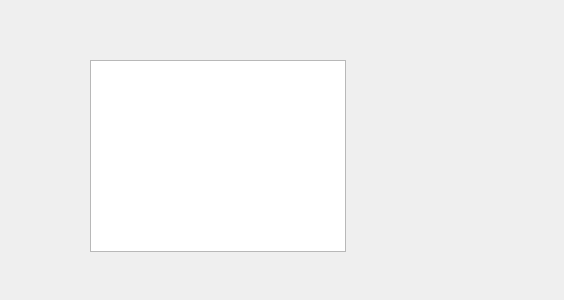
QZero233/QTHospitalManager, file ShowTimeDutyDialog.ui: the form before one commit.
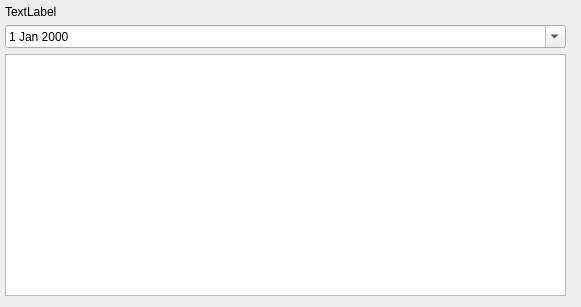
The form after the commit.

What changed in the file:
```diff
--- a/ShowTimeDutyDialog.ui
+++ b/ShowTimeDutyDialog.ui
@@ -6,22 +6,59 @@
    <rect>
     <x>0</x>
     <y>0</y>
-    <width>564</width>
-    <height>300</height>
+    <width>581</width>
+    <height>307</height>
    </rect>
   </property>
+  <property name="sizePolicy">
+   <sizepolicy hsizetype="Expanding" vsizetype="Expanding">
+    <horstretch>0</horstretch>
+    <verstretch>0</verstretch>
+   </sizepolicy>
+  </property>
   <property name="windowTitle">
    <string>Dialog</string>
   </property>
-  <widget class="QTableView" name="dataTable">
+  <widget class="QWidget" name="verticalLayoutWidget">
    <property name="geometry">
     <rect>
-     <x>90</x>
-     <y>60</y>
-     <width>256</width>
-     <height>192</height>
+     <x>0</x>
+     <y>0</y>
+     <width>571</width>
+     <height>301</height>
     </rect>
    </property>
+   <layout class="QVBoxLayout" name="verticalLayout_content">
+    <property name="leftMargin">
+     <number>5</number>
+    </property>
+    <property name="topMargin">
+     <number>5</number>
+    </property>
+    <property name="rightMargin">
+     <number>5</number>
+    </property>
+    <property name="bottomMargin">
+     <number>5</number>
+    </property>
+    <item>
+     <widget class="QLabel" name="label_department">
+      <property name="text">
+       <string>TextLabel</string>
+      </property>
+     </widget>
+    </item>
+    <item>
+     <widget class="QDateEdit" name="dateEdit_date">
+      <property name="calendarPopup">
+       <bool>true</bool>
+      </property>
+     </widget>
+    </item>
+    <item>
+     <widget class="QTableView" name="dataTable"/>
+    </item>
+   </layout>
   </widget>
  </widget>
  <resources/>
```
Left out of the diff: 2 changed lines with no effect on the pictures.
